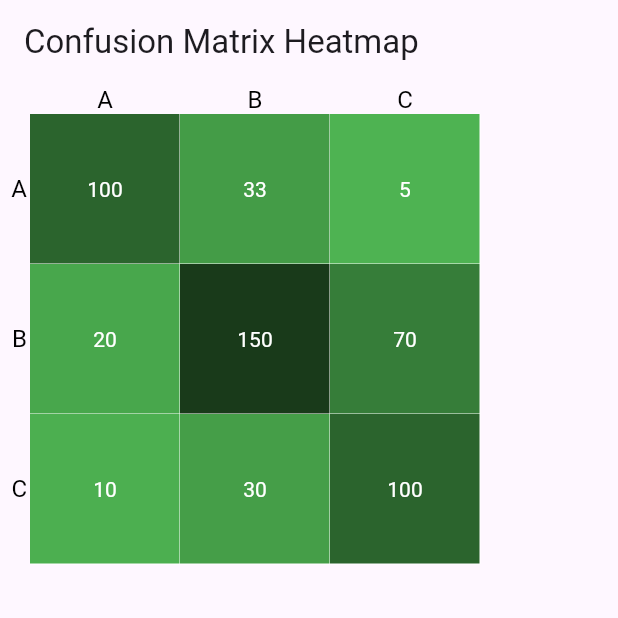
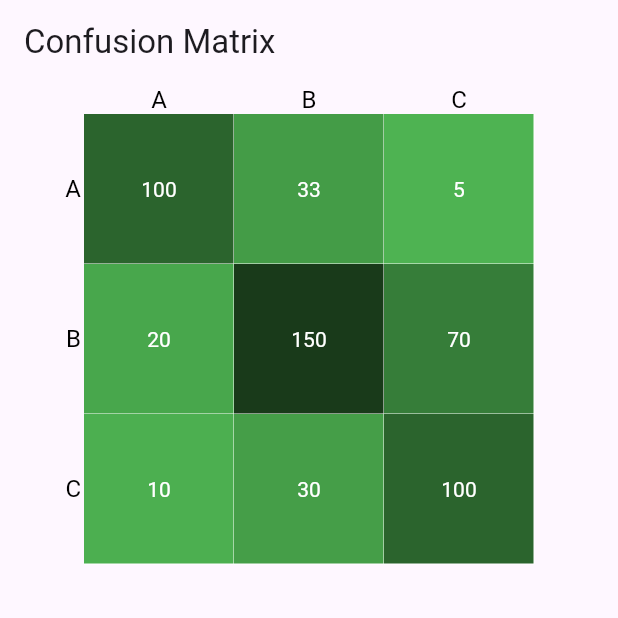
Before and after one commit to Netesh5/flutter_confusion_matrix, a Flutter app: the screen it shows after launch, on a phone screen of 412 x 824 dp, the top half of it. Run offline on Flutter 3.47's test engine with Material 3 defaults, Android fonts, the phone set to English and light mode, and no system bars.

Commit message:
Add screenshot and update example layout in README and main.dart

```diff
--- a/example/lib/main.dart
+++ b/example/lib/main.dart
@@ -28,12 +28,13 @@ class MyHomePage extends StatelessWidget {
   Widget build(BuildContext context) {
     return Scaffold(
       appBar: AppBar(
-        title: const Text('Confusion Matrix Heatmap'),
+        title: const Text('Confusion Matrix'),
       ),
       body: Column(
         crossAxisAlignment: CrossAxisAlignment.center,
         children: [
-          ConfusionMatrix(
+          Center(
+            child: ConfusionMatrix(
               xAxis: const ['A', 'B', 'C'],
               yAxis: const ['A', 'B', 'C'],
               data: const [
@@ -48,6 +49,7 @@ class MyHomePage extends StatelessWidget {
               xAxisStyle: const TextStyle(color: Colors.black, fontSize: 16),
               yAxisStyle: const TextStyle(color: Colors.black, fontSize: 16),
             ),
+          ),
         ],
       ),
     );
```
Also changed, not shown: ss.png (added), 1 other file. Lines whose indentation alone changed are shown as unchanged.
